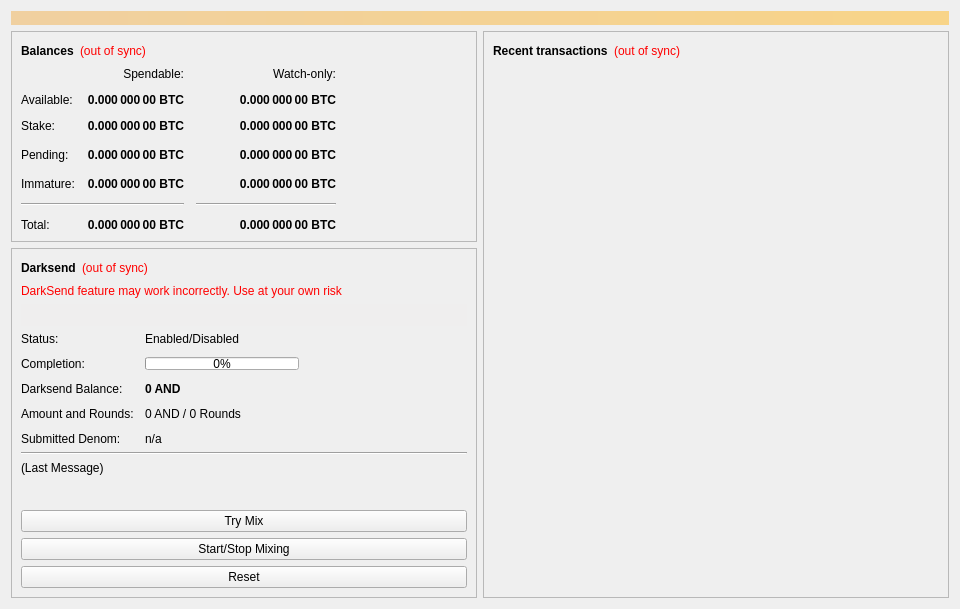
Qt form src/qt/forms/overviewpage.ui (androidcoin-project/AndCoinV2) before a commit.
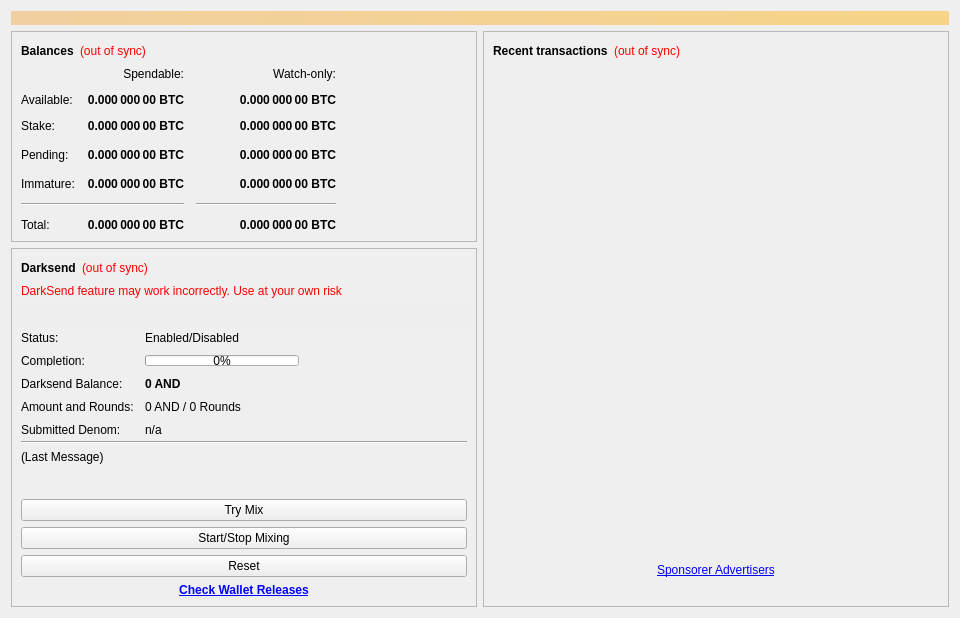
The same form after that commit. Icons and pictures are not drawn.

Commit message: Version 1.3.0.5 Fix Diff & Other Stuff

The edit to the form file:
```diff
--- a/src/qt/forms/overviewpage.ui
+++ b/src/qt/forms/overviewpage.ui
@@ -7,7 +7,7 @@
     <x>0</x>
     <y>0</y>
     <width>960</width>
-    <height>594</height>
+    <height>618</height>
    </rect>
   </property>
   <property name="minimumSize">
@@ -1144,6 +1144,13 @@
             </property>
            </widget>
           </item>
+          <item>
+           <widget class="QLabel" name="labelcheck">
+            <property name="text">
+             <string>&lt;html&gt;&lt;head/&gt;&lt;body&gt;&lt;p align=&quot;center&quot;&gt;&lt;a href=&quot;https://github.com/androidcoin-project/AndCoinV2/releases&quot;&gt;&lt;span style=&quot; font-weight:600; color:#0000ff;&quot;&gt;Check Wallet Releases&lt;/span&gt;&lt;/a&gt;&lt;/p&gt;&lt;/body&gt;&lt;/html&gt;</string>
+            </property>
+           </widget>
+          </item>
          </layout>
         </widget>
        </item>
@@ -1241,8 +1248,21 @@
             </property>
            </widget>
           </item>
+          <item alignment="Qt::AlignHCenter|Qt::AlignVCenter">
+           <widget class="QLabel" name="label_inv">
+            <property name="styleSheet">
+             <string notr="true">QLabel { color: green;  }</string>
+            </property>
+            <property name="text">
+             <string>&lt;html&gt;&lt;head/&gt;&lt;body&gt;&lt;p&gt;&lt;a href=&quot;http://www.andcoin.top/p/sponsor.html&quot;&gt;&lt;span style=&quot; text-decoration: underline; color:#0000ff;&quot;&gt;Sponsorer Advertisers&lt;/span&gt;&lt;/a&gt;&lt;/p&gt;&lt;/body&gt;&lt;/html&gt;</string>
+            </property>
+           </widget>
+          </item>
           <item>
            <widget class="QLabel" name="andcoinlogo">
+            <property name="enabled">
+             <bool>true</bool>
+            </property>
             <property name="text">
              <string/>
             </property>
```
Left out of the diff: 1 changed line with no effect on the pictures.
